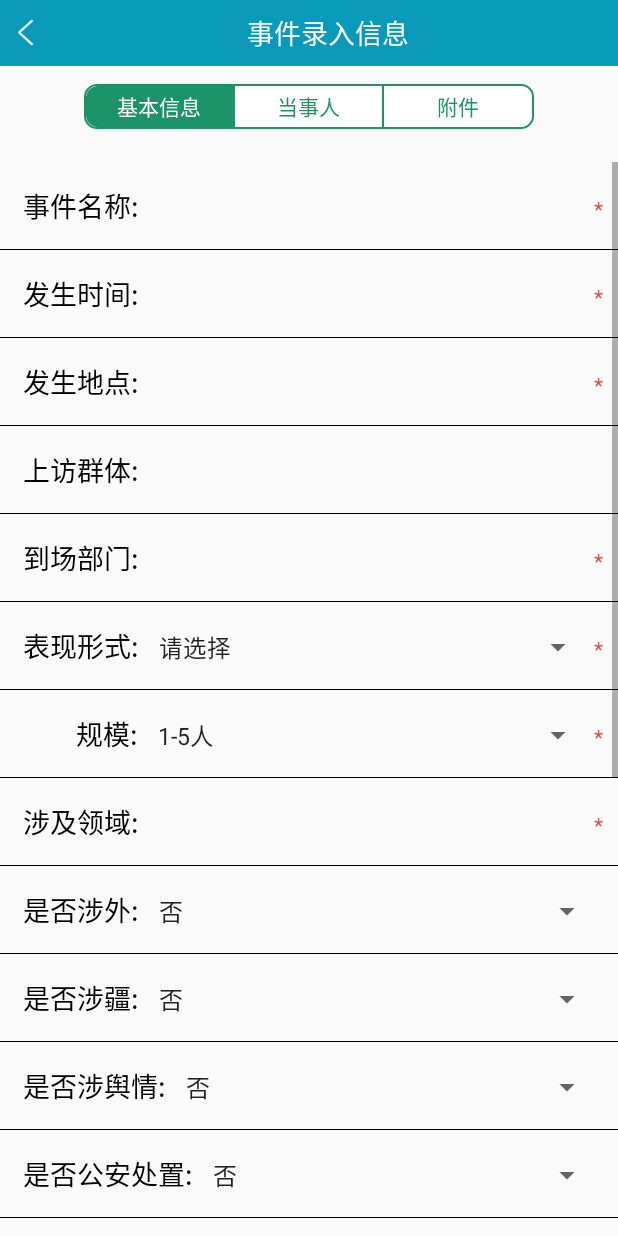
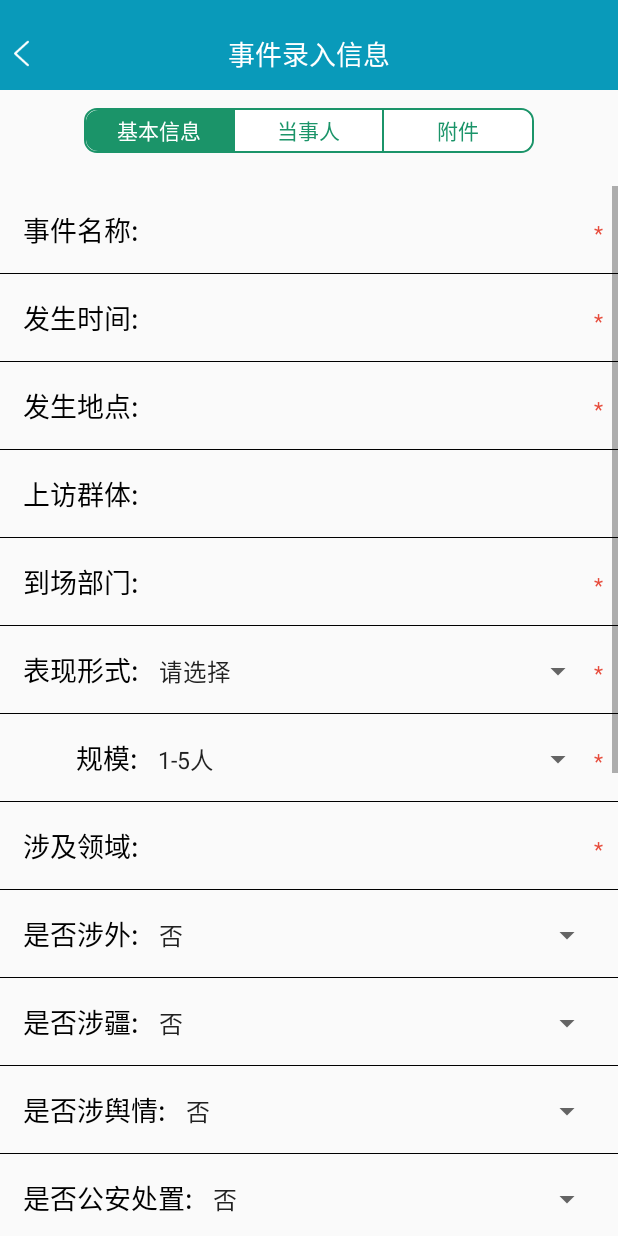
Before and after one commit to caizhui/KyAndroid, an Android app: the EventEntryAddActivity screen opened directly, with no data from a screen before it, on a phone screen of 412 x 824 dp. Run offline under Robolectric (Android 15) with nearby library versions, the phone set to English and light mode, and no system bars; our stand-ins replace ButterKnife; libraries missing offline, so code that uses them is left out: org.xutils, org.xutils.db, org.xutils.ex; 1 statement that could not run was skipped.

Commit message:
事件录入信息

```diff
--- a/app/src/main/java/com/ky/kyandroid/activity/evententry/EventEntryAddActivity.java
+++ b/app/src/main/java/com/ky/kyandroid/activity/evententry/EventEntryAddActivity.java
@@ -176,7 +176,7 @@ public class EventEntryAddActivity extends FragmentActivity {
         centerText.setText("事件录入信息");
 
         /** 将右边按钮隐藏*/
-        rightBtn.setVisibility(View.GONE);
+        rightBtn.setVisibility(View.INVISIBLE);
     }
 
     /**
--- a/app/src/main/res/layout/activity_evententry_list.xml
+++ b/app/src/main/res/layout/activity_evententry_list.xml
@@ -1,10 +1,7 @@
 <?xml version="1.0" encoding="utf-8"?>
 <RelativeLayout xmlns:android="http://schemas.android.com/apk/res/android"
     android:layout_width="match_parent"
-    android:layout_height="match_parent"
-    android:fitsSystemWindows="true"
-    android:clipToPadding="false"
-    android:background="@color/white" >
+    android:layout_height="match_parent" >
 
     <LinearLayout
         android:layout_width="match_parent"
--- a/app/src/main/res/layout/activity_evententryadd.xml
+++ b/app/src/main/res/layout/activity_evententryadd.xml
@@ -1,9 +1,10 @@
 <?xml version="1.0" encoding="utf-8"?>
 <LinearLayout xmlns:android="http://schemas.android.com/apk/res/android"
     android:layout_width="match_parent"
+    android:layout_height="match_parent" >
+    <LinearLayout
+        android:layout_width="match_parent"
         android:layout_height="match_parent"
-    android:fitsSystemWindows="true"
-    android:clipToPadding="false"
         android:orientation="vertical" >
 
         <include layout="@layout/linearlayout_head" />
@@ -69,5 +70,6 @@
                 android:layout_height="match_parent"
                 android:layout_marginTop="10dp" >
             </android.support.v4.view.ViewPager>
+        </LinearLayout>
 
 </LinearLayout>
--- a/app/src/main/res/layout/activity_login.xml
+++ b/app/src/main/res/layout/activity_login.xml
@@ -13,7 +13,7 @@
         android:layout_height="wrap_content"
         android:layout_centerHorizontal="true"
         android:layout_marginBottom="40dp"
-        android:layout_marginTop="32dp"
+        android:layout_marginTop="52dp"
         android:contentDescription="@string/app_name"
         android:src="@mipmap/login_logo" />
 
--- a/app/src/main/res/layout/linearlayout_head.xml
+++ b/app/src/main/res/layout/linearlayout_head.xml
@@ -1,20 +1,19 @@
 <?xml version="1.0" encoding="utf-8"?>
 <LinearLayout xmlns:android="http://schemas.android.com/apk/res/android"
     android:layout_width="match_parent"
-    android:layout_height="wrap_content"
-    android:clipToPadding="false"
-    android:fitsSystemWindows="true">
+    android:layout_height="wrap_content">
 
     <LinearLayout
         android:layout_width="match_parent"
         android:layout_height="wrap_content"
         android:background="@color/light_blue"
+        android:paddingTop="12dp"
         android:gravity="center"
         android:minHeight="44dp"
         android:orientation="horizontal" >
 
         <LinearLayout
-            android:layout_width="wrap_content"
+            android:layout_width="0dp"
             android:layout_height="wrap_content"
             android:layout_weight="1"
             android:gravity="left|center_vertical"
@@ -26,12 +25,12 @@
                 android:layout_height="wrap_content"
                 android:layout_gravity="left|center_vertical"
                 android:contentDescription="@null"
-                android:paddingLeft="8dp"
+                android:paddingLeft="5dp"
                 android:src="@mipmap/back" />
         </LinearLayout>
 
         <LinearLayout
-            android:layout_width="wrap_content"
+            android:layout_width="0dp"
             android:layout_height="wrap_content"
             android:layout_weight="1"
             android:gravity="left|center_vertical"
@@ -48,7 +47,7 @@
         </LinearLayout>
 
         <LinearLayout
-            android:layout_width="wrap_content"
+            android:layout_width="0dp"
             android:layout_height="wrap_content"
             android:layout_weight="1"
             android:gravity="right|center_vertical"
```
Lines whose indentation alone changed are shown as unchanged.
